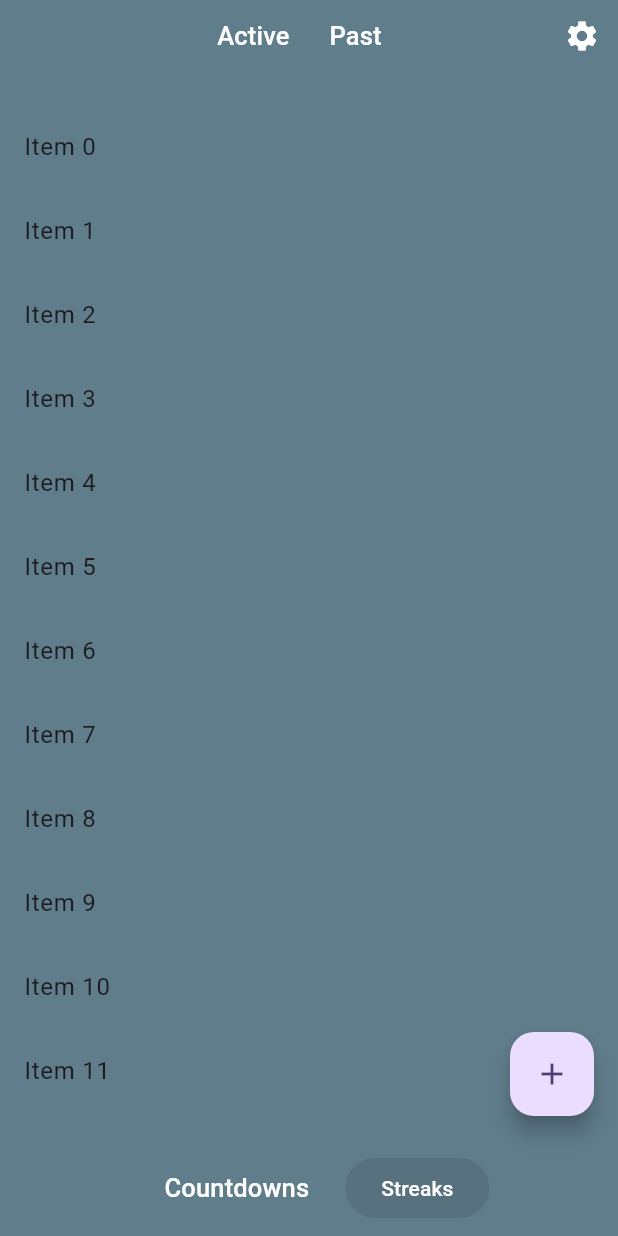
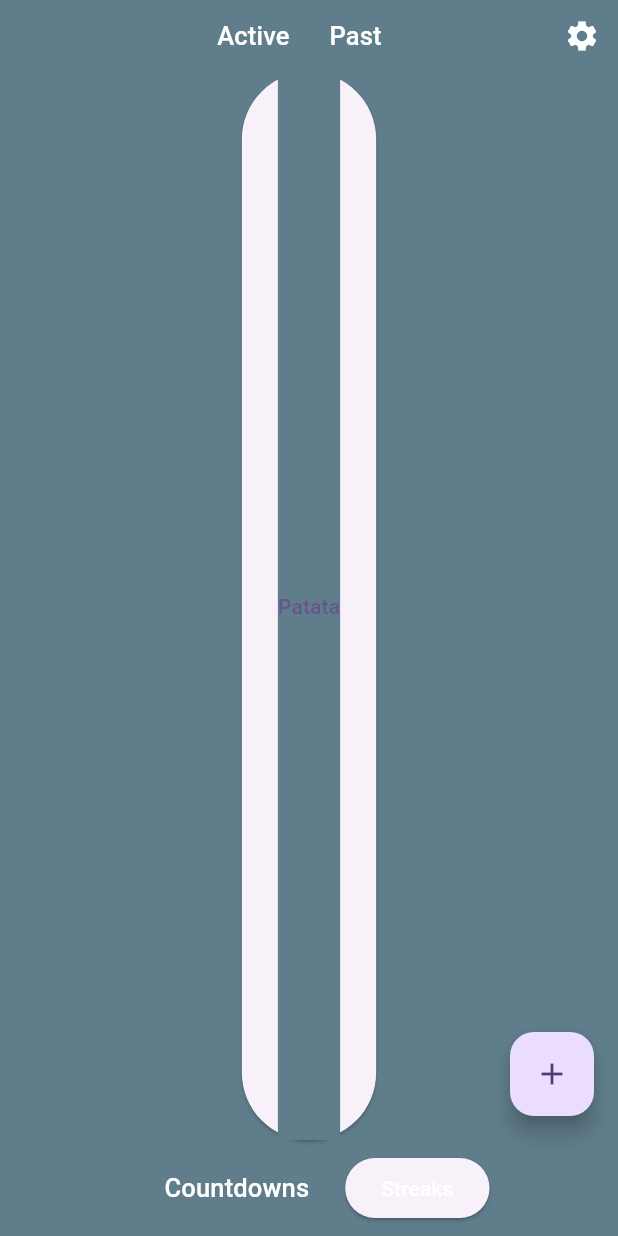
Before and after one commit to dcoromina/countdown, a Flutter app: the screen it shows after launch, on a phone screen of 412 x 824 dp. Run offline on Flutter 3.47's test engine with Material 3 defaults, Android fonts, the phone set to English and light mode, and no system bars.

Commit message:
Main page redone

```diff
--- a/lib/components/mybottomnavbar.dart
+++ b/lib/components/mybottomnavbar.dart
@@ -1,4 +1,6 @@
 import 'package:countdown/main.dart';
+import 'package:countdown/pages/card_detail.dart';
+import 'package:countdown/pages/streak_page.dart';
 import 'package:flutter/material.dart';
 
 class MyBottomNavBar extends StatelessWidget {
@@ -6,9 +8,9 @@ class MyBottomNavBar extends StatelessWidget {
 
   @override
   Widget build(BuildContext context) {
-    return const SafeArea(
+    return SafeArea(
       child: Row(mainAxisAlignment: MainAxisAlignment.center, children: [
-        TextButton(
+        const TextButton(
           onPressed: null,
           child: TextButton(
             onPressed: null,
@@ -26,7 +28,12 @@ class MyBottomNavBar extends StatelessWidget {
               "Streaks",
               style: TextStyle(color: Colors.white),
             ),
-            onPressed: null)
+            onPressed: () {
+              Navigator.push(
+                context,
+                MaterialPageRoute(builder: (context) => const MyStreaks()),
+              );
+            })
       ]),
     );
   }
--- a/lib/main.dart
+++ b/lib/main.dart
@@ -1,8 +1,11 @@
 import 'package:countdown/components/myappbar.dart';
 import 'package:countdown/components/mybottomnavbar.dart';
 import 'package:countdown/components/test_card.dart';
+import 'package:countdown/components/testcountdown.dart';
 import 'package:countdown/pages/card_detail.dart';
+import 'package:countdown/pages/countdown_page.dart';
 import 'package:countdown/pages/create_countdown.dart';
+import 'package:countdown/pages/streak_page.dart';
 import 'package:countdown/styles.dart';
 import 'package:flutter/material.dart';
 
@@ -10,9 +13,14 @@ void main() {
   runApp(const MyApp());
 }
 
-class MyApp extends StatelessWidget {
+class MyApp extends StatefulWidget {
   const MyApp({super.key});
 
+  @override
+  State<MyApp> createState() => _MyAppState();
+}
+
+class _MyAppState extends State<MyApp> {
   // This widget is the root of your application.
   @override
   Widget build(BuildContext context) {
@@ -61,21 +69,9 @@ class MyHomePage extends StatefulWidget {
 }
 
 class _MyHomePageState extends State<MyHomePage> {
-  int _counter = 0;
+  List<int> cardList = List<int>.generate(20, (int index) => index);
+  bool _showStreaks = false;
 
-  void _incrementCounter() {
-    setState(() {
-      // This call to setState tells the Flutter framework that something has
-      // changed in this State, which causes it to rerun the build method below
-      // so that the display can reflect the updated values. If we changed
-      // _counter without calling setState(), then the build method would not be
-      // called again, and so nothing would appear to happen.
-      _counter++;
-    });
-  }
-
-  List<int> cardList = List<int>.generate(20, (int index) => index);
-  @override
   Widget build(BuildContext context) {
     // This method is rerun every time setState is called, for instance as done
     // by the _incrementCounter method above.
@@ -89,48 +85,7 @@ class _MyHomePageState extends State<MyHomePage> {
       body: Center(
         // Center is a layout widget. It takes a single child and positions it
         // in the middle of the parent.
-        child: Column(
-          mainAxisAlignment: MainAxisAlignment.center,
-          // Column is also a layout widget. It takes a list of children and
-          // arranges them vertically. By default, it sizes itself to fit its
-          // children horizontally, and tries to be as tall as its parent.
-          //
-          // Column has various properties to control how it sizes itself and
-          // how it positions its children. Here we use mainAxisAlignment to
-          // center the children vertically; the main axis here is the vertical
-          // axis because Columns are vertical (the cross axis would be
-          // horizontal).
-          //
-          // TRY THIS: Invoke "debug painting" (choose the "Toggle Debug Paint"
-          // action in the IDE, or press "p" in the console), to see the
-          // wireframe for each widget.
-          children: <Widget>[
-            SizedBox(
-                height: 700,
-                child: ListView.builder(
-                  itemCount: cardList.length,
-                  padding: const EdgeInsets.symmetric(vertical: 16),
-                  itemBuilder: (BuildContext context, int index) {
-                    return Dismissible(
-                      background: Container(
-                        color: Colors.green,
-                      ),
-                      key: ValueKey<int>(cardList[index]),
-                      onDismissed: (DismissDirection direction) {
-                        setState(() {
-                          cardList.removeAt(index);
-                        });
-                      },
-                      child: ListTile(
-                        title: Text(
-                          'Item ${cardList[index]}',
-                        ),
-                      ),
-                    );
-                  },
-                ))
-          ],
-        ),
+        child: _showStreaks ? _buildTextField() : _buildButton(),
       ),
       floatingActionButton: FloatingActionButton(
         onPressed: () {
@@ -156,4 +111,26 @@ class _MyHomePageState extends State<MyHomePage> {
           const MyBottomNavBar(), // This trailing comma makes auto-formatting nicer for build methods.
     );
   }
+
+  Widget _buildTextField() {
+    return ElevatedButton(
+      onPressed: () {
+        setState(() {
+          _showStreaks = false; // Switch to showing the TextField.
+        });
+      },
+      child: MyCountdowns(),
+    );
+  }
+
+  Widget _buildButton() {
+    return ElevatedButton(
+      onPressed: () {
+        setState(() {
+          _showStreaks = true; // Switch to showing the TextField.
+        });
+      },
+      child: MyStreaks(),
+    );
+  }
 }
--- /dev/null
+++ b/lib/pages/streak_page.dart
@@ -0,0 +1,20 @@
+import 'package:countdown/components/test_card.dart';
+import 'package:countdown/styles.dart';
+import 'package:flutter/material.dart';
+
+class MyStreaks extends StatelessWidget {
+  const MyStreaks({super.key});
+
+  @override
+  Widget build(BuildContext context) {
+    return Container(
+      color: AppColors.backgroundColor,
+      child: const SafeArea(
+        child: Column(
+          mainAxisAlignment: MainAxisAlignment.center,
+          children: [Text("Patata")],
+        ),
+      ),
+    );
+  }
+}
```
Also changed, not shown: lib/components/test_card.dart (+11 -3 lines), lib/components/testcountdown.dart (added, +129 -0 lines), lib/pages/countdown_page.dart (added, +11 -0 lines), lib/pages/create_countdown.dart (+2 -5 lines).
